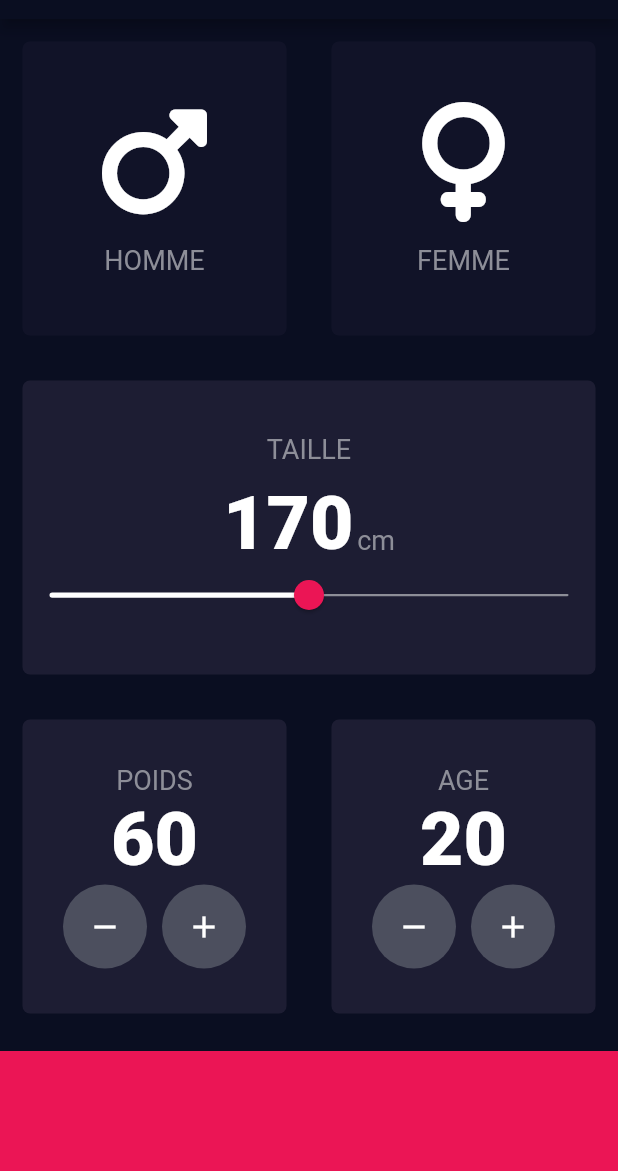
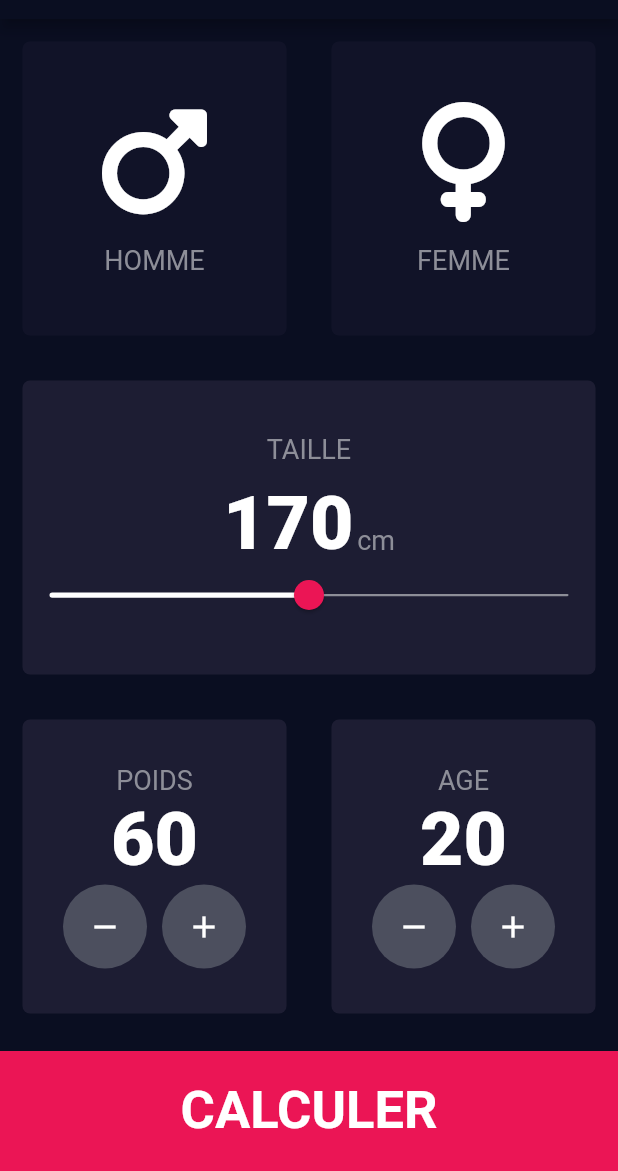
Before and after one commit to BenDev78/bmi_calculator_flutter, a Flutter app: the screen it shows after launch, on a phone screen of 412 x 824 dp, the part 65-1236 px from its top. Run offline on Flutter 3.47's test engine with Material 2 defaults, Android fonts, the phone set to English and light mode, and no system bars; our stand-ins replace font_awesome_flutter.

```diff
--- a/lib/constants.dart
+++ b/lib/constants.dart
@@ -11,3 +11,8 @@ const TextStyle kHeightSliderTextStyle = TextStyle(
   fontSize: 50.0,
   fontWeight: FontWeight.w900,
 );
+const TextStyle kLargeButtonTextStyle = TextStyle(
+  color: Colors.white,
+  fontSize: 35.0,
+  fontWeight: FontWeight.bold,
+);
--- a/lib/input_page.dart
+++ b/lib/input_page.dart
@@ -1,5 +1,6 @@
 import 'package:bmi_calculator_flutter/constants.dart';
 import 'package:bmi_calculator_flutter/icon_content.dart';
+import 'package:bmi_calculator_flutter/result_page.dart';
 import 'package:bmi_calculator_flutter/reusable_card.dart';
 import 'package:bmi_calculator_flutter/round_icon_button.dart';
 import 'package:flutter/material.dart';
@@ -19,8 +20,7 @@ class InputPage extends StatefulWidget {
 
 class _InputPageState extends State<InputPage> {
   Gender? selectedGender;
-  int initialHeight =
-      ((minSliderValue + maxSliderValue) / 2).floor();
+  int initialHeight = ((minSliderValue + maxSliderValue) / 2).floor();
   int initialWeight = 60;
   int initialAge = 20;
 
@@ -192,11 +192,27 @@ class _InputPageState extends State<InputPage> {
               ],
             ),
           ),
-          Container(
-            color: const Color(0xFFEB1555),
-            height: 80.0,
-            width: double.infinity,
-            margin: const EdgeInsets.only(top: 10.0),
+          GestureDetector(
+            onTap: () {
+              Navigator.push(
+                context,
+                MaterialPageRoute(
+                  builder: (context) => const ResultPage(),
+                ),
+              );
+            },
+            child: Container(
+              color: const Color(0xFFEB1555),
+              height: 80.0,
+              width: double.infinity,
+              margin: const EdgeInsets.only(top: 10.0),
+              child: const Center(
+                child: Text(
+                  'CALCULER',
+                  style: kLargeButtonTextStyle,
+                ),
+              ),
+            ),
           )
         ],
       ),
```
Also changed, not shown: lib/result_page.dart (added, +55 -0 lines).
